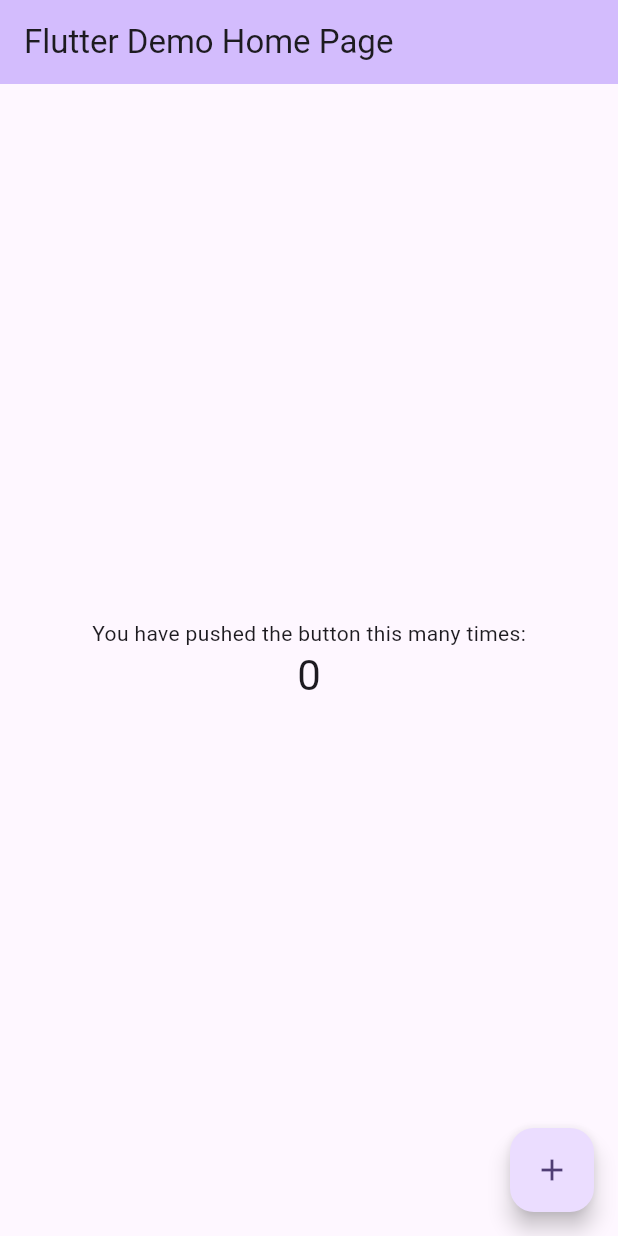
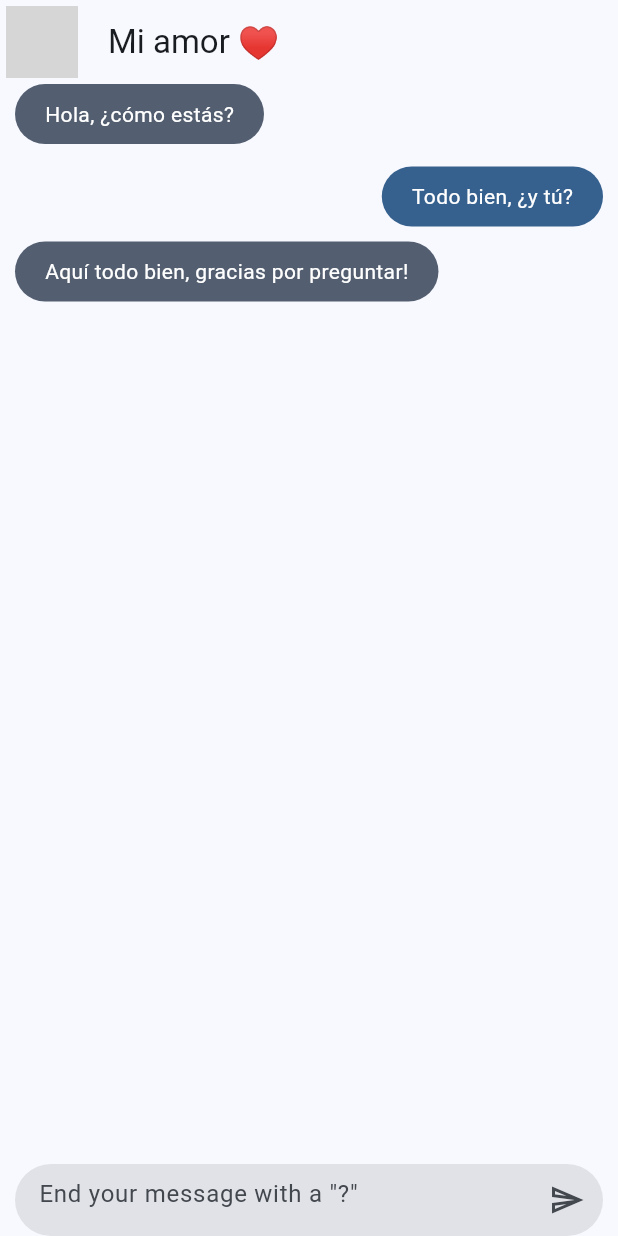
Before and after one commit to Jesus200995/DMI-10A-YesNoAppChat-200995, a Flutter app: the screen it shows after launch, on a phone screen of 412 x 824 dp. Run offline on Flutter 3.47's test engine with Material 3 defaults, Android fonts, the phone set to English and light mode, and no system bars; network calls fail; grey boxes are pictures that could not be loaded.

Commit message:
Practica 23
Se agregaron complementos a la App de Chat

```diff
--- /dev/null
+++ b/app_chat_200995/lib/config/theme/app_theme.dart
@@ -0,0 +1,29 @@
+import 'package:flutter/material.dart';
+
+const Color _customColor = Color(0xFF49149F);
+
+const List<Color> _colorThemes = [
+  _customColor,
+  Colors.blue,
+  Colors.teal,
+  Colors.green,
+  Colors.yellow,
+  Colors.orange,
+  Colors.pink,
+];
+
+class AppTheme {
+  final int selectedColor;
+
+  AppTheme({this.selectedColor = 0})
+      : assert(selectedColor >= 0 && selectedColor <= _colorThemes.length - 1,
+            'Colors must be between 0 and ${_colorThemes.length}');
+
+  ThemeData theme() {
+    return ThemeData(
+        useMaterial3: true,
+        colorSchemeSeed: _colorThemes[selectedColor],
+        // brightness: Brightness.dark
+      );
+  }
+}
--- a/app_chat_200995/lib/main.dart
+++ b/app_chat_200995/lib/main.dart
@@ -1,125 +1,20 @@
 import 'package:flutter/material.dart';
 
-void main() {
-  runApp(const MyApp());
-}
+import 'package:app_chat_200995/config/theme/app_theme.dart';
+import 'package:app_chat_200995/presentation/screens/chat/chat_screen.dart';
+
+void main() => runApp(const MyApp());
 
 class MyApp extends StatelessWidget {
   const MyApp({super.key});
 
-  // This widget is the root of your application.
   @override
   Widget build(BuildContext context) {
     return MaterialApp(
-      title: 'Flutter Demo',
-      theme: ThemeData(
-        // This is the theme of your application.
-        //
-        // TRY THIS: Try running your application with "flutter run". You'll see
-        // the application has a purple toolbar. Then, without quitting the app,
-        // try changing the seedColor in the colorScheme below to Colors.green
-        // and then invoke "hot reload" (save your changes or press the "hot
-        // reload" button in a Flutter-supported IDE, or press "r" if you used
-        // the command line to start the app).
-        //
-        // Notice that the counter didn't reset back to zero; the application
-        // state is not lost during the reload. To reset the state, use hot
-        // restart instead.
-        //
-        // This works for code too, not just values: Most code changes can be
-        // tested with just a hot reload.
-        colorScheme: ColorScheme.fromSeed(seedColor: Colors.deepPurple),
-        useMaterial3: true,
-      ),
-      home: const MyHomePage(title: 'Flutter Demo Home Page'),
+      title: 'Yes No App',
+      debugShowCheckedModeBanner: false,
+      theme: AppTheme( selectedColor: 1).theme(),
+      home: const ChatScreen()
     );
   }
 }
-
-class MyHomePage extends StatefulWidget {
-  const MyHomePage({super.key, required this.title});
-
-  // This widget is the home page of your application. It is stateful, meaning
-  // that it has a State object (defined below) that contains fields that affect
-  // how it looks.
-
-  // This class is the configuration for the state. It holds the values (in this
-  // case the title) provided by the parent (in this case the App widget) and
-  // used by the build method of the State. Fields in a Widget subclass are
-  // always marked "final".
-
-  final String title;
-
-  @override
-  State<MyHomePage> createState() => _MyHomePageState();
-}
-
-class _MyHomePageState extends State<MyHomePage> {
-  int _counter = 0;
-
-  void _incrementCounter() {
-    setState(() {
-      // This call to setState tells the Flutter framework that something has
-      // changed in this State, which causes it to rerun the build method below
-      // so that the display can reflect the updated values. If we changed
-      // _counter without calling setState(), then the build method would not be
-      // called again, and so nothing would appear to happen.
-      _counter++;
-    });
-  }
-
-  @override
-  Widget build(BuildContext context) {
-    // This method is rerun every time setState is called, for instance as done
-    // by the _incrementCounter method above.
-    //
-    // The Flutter framework has been optimized to make rerunning build methods
-    // fast, so that you can just rebuild anything that needs updating rather
-    // than having to individually change instances of widgets.
-    return Scaffold(
-      appBar: AppBar(
-        // TRY THIS: Try changing the color here to a specific color (to
-        // Colors.amber, perhaps?) and trigger a hot reload to see the AppBar
-        // change color while the other colors stay the same.
-        backgroundColor: Theme.of(context).colorScheme.inversePrimary,
-        // Here we take the value from the MyHomePage object that was created by
-        // the App.build method, and use it to set our appbar title.
-        title: Text(widget.title),
-      ),
-      body: Center(
-        // Center is a layout widget. It takes a single child and positions it
-        // in the middle of the parent.
-        child: Column(
-          // Column is also a layout widget. It takes a list of children and
-          // arranges them vertically. By default, it sizes itself to fit its
-          // children horizontally, and tries to be as tall as its parent.
-          //
-          // Column has various properties to control how it sizes itself and
-          // how it positions its children. Here we use mainAxisAlignment to
-          // center the children vertically; the main axis here is the vertical
-          // axis because Columns are vertical (the cross axis would be
-          // horizontal).
-          //
-          // TRY THIS: Invoke "debug painting" (choose the "Toggle Debug Paint"
-          // action in the IDE, or press "p" in the console), to see the
-          // wireframe for each widget.
-          mainAxisAlignment: MainAxisAlignment.center,
-          children: <Widget>[
-            const Text(
-              'You have pushed the button this many times:',
-            ),
-            Text(
-              '$_counter',
-              style: Theme.of(context).textTheme.headlineMedium,
-            ),
-          ],
-        ),
-      ),
-      floatingActionButton: FloatingActionButton(
-        onPressed: _incrementCounter,
-        tooltip: 'Increment',
-        child: const Icon(Icons.add),
-      ), // This trailing comma makes auto-formatting nicer for build methods.
-    );
-  }
-}
--- /dev/null
+++ b/app_chat_200995/lib/presentation/screens/chat/chat_screen.dart
@@ -0,0 +1,83 @@
+import 'package:flutter/material.dart';
+import 'package:app_chat_200995/presentation/widgets/chat/her_message_bubble.dart';
+import 'package:app_chat_200995/presentation/widgets/chat/my_message_bubble.dart';
+import 'package:app_chat_200995/presentation/widgets/shared/message_field_box.dart';
+
+class ChatScreen extends StatefulWidget {
+  const ChatScreen({super.key});
+
+  @override
+  ChatScreenState createState() => ChatScreenState();
+}
+
+class ChatScreenState extends State<ChatScreen> {
+  // Lista de mensajes simulados
+  List<String> messages = [
+    'Hola, ¿cómo estás?',
+    'Todo bien, ¿y tú?',
+    'Aquí todo bien, gracias por preguntar!',
+  ];
+
+  void addMessage(String message) {
+    setState(() {
+      messages.add(message);  // Añade un nuevo mensaje
+    });
+  }
+
+  @override
+  Widget build(BuildContext context) {
+    return Scaffold(
+      appBar: AppBar(
+        leading: const Padding(
+          padding: EdgeInsets.all(4.0),
+          child: CircleAvatar(
+            backgroundImage: NetworkImage(
+                'https://via.placeholder.com/150'), // URL válida para la imagen de perfil
+          ),
+        ),
+        title: const Text('Mi amor ♥️'),
+        centerTitle: false,
+      ),
+      body: _ChatView(
+        messages: messages,  // Pasa la lista de mensajes a _ChatView
+        onMessageSent: addMessage, // Pasa el método para agregar mensajes
+      ),
+    );
+  }
+}
+
+class _ChatView extends StatelessWidget {
+  final List<String> messages;
+  final Function(String) onMessageSent;
+
+  const _ChatView({required this.messages, required this.onMessageSent});
+
+  @override
+  Widget build(BuildContext context) {
+    return SafeArea(
+      child: Padding(
+        padding: const EdgeInsets.symmetric(horizontal: 10),
+        child: Column(
+          children: [
+            Expanded(
+                child: ListView.builder(
+                    itemCount: messages.length,
+                    itemBuilder: (context, index) {
+                      final message = messages[index];
+                      return index % 2 == 0
+                          ? HerMessageBubble(message: message)  // Mensaje de "ella"
+                          : MyMessageBubble(message: message);  // Mensaje de "yo"
+                    }
+                ),
+            ),
+
+            /// Caja de texto de mensajes
+            MessageFieldBox(
+              onMessageSent: onMessageSent,  // Proporciona la función para enviar mensajes
+            ),
+          ],
+        ),
+      ),
+    );
+  }
+}
--- /dev/null
+++ b/app_chat_200995/lib/presentation/widgets/chat/her_message_bubble.dart
@@ -0,0 +1,34 @@
+import 'package:flutter/material.dart';
+
+class HerMessageBubble extends StatelessWidget {
+  final String message;
+
+  const HerMessageBubble({super.key, required this.message});
+
+  @override
+  Widget build(BuildContext context) {
+    final colors = Theme.of(context).colorScheme;
+
+    return Column(
+      crossAxisAlignment: CrossAxisAlignment.start,
+      children: [
+        Container(
+          decoration: BoxDecoration(
+              color: colors.secondary, borderRadius: BorderRadius.circular(20)),
+          child: Padding(
+            padding: const EdgeInsets.symmetric(horizontal: 20, vertical: 10),
+            child: Text(
+              message, // Mostrar el mensaje recibido
+              style: const TextStyle(color: Colors.white),
+            ),
+          ),
+        ),
+        const SizedBox(height: 5),
+
+        // Aquí podrías agregar el _ImageBubble si lo deseas
+
+        const SizedBox(height: 10),
+      ],
+    );
+  }
+}
--- /dev/null
+++ b/app_chat_200995/lib/presentation/widgets/chat/my_message_bubble.dart
@@ -0,0 +1,30 @@
+import 'package:flutter/material.dart';
+
+class MyMessageBubble extends StatelessWidget {
+  final String message;
+
+  const MyMessageBubble({super.key, required this.message});
+
+  @override
+  Widget build(BuildContext context) {
+    final colors = Theme.of(context).colorScheme;
+
+    return Column(
+      crossAxisAlignment: CrossAxisAlignment.end,
+      children: [
+        Container(
+          decoration: BoxDecoration(
+              color: colors.primary, borderRadius: BorderRadius.circular(20)),
+          child: Padding(
+            padding: const EdgeInsets.symmetric(horizontal: 20, vertical: 10),
+            child: Text(
+              message, // Mostrar el mensaje recibido
+              style: const TextStyle(color: Colors.white),
+            ),
+          ),
+        ),
+        const SizedBox(height: 10)
+      ],
+    );
+  }
+}
--- /dev/null
+++ b/app_chat_200995/lib/presentation/widgets/shared/message_field_box.dart
@@ -0,0 +1,50 @@
+import 'package:flutter/material.dart';
+
+class MessageFieldBox extends StatelessWidget {
+  final Function(String) onMessageSent; // Parámetro para enviar mensajes
+
+  const MessageFieldBox({super.key, required this.onMessageSent});
+
+  @override
+  Widget build(BuildContext context) {
+    final textController = TextEditingController();
+    final focusNode = FocusNode();
+
+    final outlineInputBorder = UnderlineInputBorder(
+        borderSide: const BorderSide(color: Colors.transparent),
+        borderRadius: BorderRadius.circular(40));
+
+    final inputDecoration = InputDecoration(
+      hintText: 'End your message with a "?"',
+      enabledBorder: outlineInputBorder,
+      focusedBorder: outlineInputBorder,
+      filled: true,
+      suffixIcon: IconButton(
+        icon: const Icon(Icons.send_outlined),
+        onPressed: () {
+          final textValue = textController.value.text;
+          if (textValue.isNotEmpty) {
+            onMessageSent(textValue);  // Llamar a onMessageSent para agregar el mensaje
+            textController.clear();
+          }
+        },
+      ),
+    );
+
+    return TextFormField(
+      onTapOutside: (event) {
+        focusNode.unfocus();
+      },
+      focusNode: focusNode,
+      controller: textController,
+      decoration: inputDecoration,
+      onFieldSubmitted: (value) {
+        if (value.isNotEmpty) {
+          onMessageSent(value);  // Llamar a onMessageSent cuando se presione Enter
+          textController.clear();
+          focusNode.requestFocus();
+        }
+      },
+    );
+  }
+}
```
Also changed, not shown: app_chat_200995/pubspec.yaml (+4 -67 lines), app_chat_200995/pubspec.lock.
